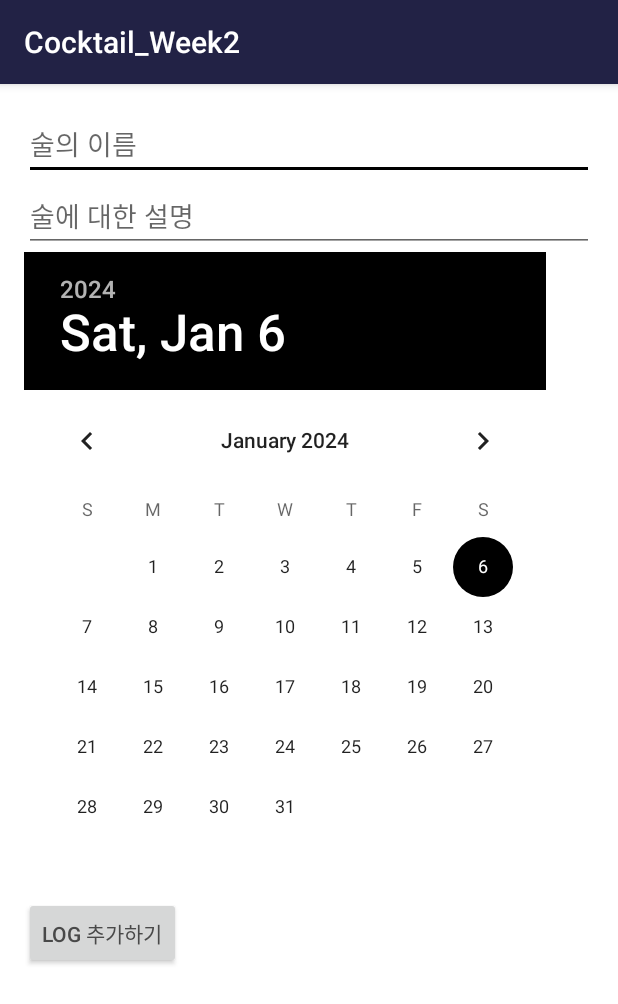
After one commit to blackcat417/MadcampWeek2, an Android app: the AddLogActivity screen opened directly, with no data from a screen before it, on a phone screen of 412 x 824 dp. The commit adds this screen. Shown: the top 1004 px of the screen. Run offline under Robolectric (Android 15) with nearby library versions, the phone set to English and light mode, and no system bars.

Commit message:
수정많이함

```diff
--- a/app/src/main/AndroidManifest.xml
+++ b/app/src/main/AndroidManifest.xml
@@ -28,6 +28,7 @@
         <activity android:name=".CockRecActivity" />
         <activity android:name=".MyCocktailActivity" />
         <activity android:name=".ListCocktailActivity" />
+        <activity android:name=".AddLogActivity" />
 
     </application>
     <uses-permission android:name="android.permission.INTERNET" />
--- /dev/null
+++ b/app/src/main/java/com/example/cocktail_week2/AddLogActivity.kt
@@ -0,0 +1,14 @@
+package com.example.cocktail_week2
+
+import android.os.Bundle
+import androidx.appcompat.app.AppCompatActivity
+
+class AddLogActivity : AppCompatActivity() {
+    override fun onCreate(savedInstanceState: Bundle?) {
+        super.onCreate(savedInstanceState)
+        setContentView(R.layout.activity_add_log)
+
+        // 여기에 사용자가 log를 추가할 수 있는 UI 구성 요소를 설정합니다.
+        // 예: EditText, DatePicker, Button 등
+    }
+}
--- a/app/src/main/java/com/example/cocktail_week2/RetroInterface.kt
+++ b/app/src/main/java/com/example/cocktail_week2/RetroInterface.kt
@@ -27,7 +27,7 @@ interface RetroInterface{
     fun allUser(): Call<ArrayList<User>>
 
     companion object { // static 처럼 공유객체로 사용가능함. 모든 인스턴스가 공유하는 객체로서 동작함.
-        private const val BASE_URL = "http://192.249.30.200:3800" //
+        private const val BASE_URL = "http://143.248.192.4:3800" //
 
         fun create(): RetroInterface {
             val gson : Gson = GsonBuilder().setLenient().create();
--- /dev/null
+++ b/app/src/main/res/layout/activity_add_log.xml
@@ -0,0 +1,37 @@
+<?xml version="1.0" encoding="utf-8"?>
+<LinearLayout xmlns:android="http://schemas.android.com/apk/res/android"
+    android:layout_width="match_parent"
+    android:layout_height="match_parent"
+    android:orientation="vertical"
+    android:padding="16dp">
+
+    <!-- 술의 이름을 입력하는 EditText -->
+    <EditText
+        android:id="@+id/editTextDrinkName"
+        android:layout_width="match_parent"
+        android:layout_height="wrap_content"
+        android:hint="술의 이름"
+        android:inputType="text"/>
+
+    <!-- 술에 대한 설명을 입력하는 EditText -->
+    <EditText
+        android:id="@+id/editTextDrinkDescription"
+        android:layout_width="match_parent"
+        android:layout_height="wrap_content"
+        android:hint="술에 대한 설명"
+        android:inputType="textImeMultiLine"/>
+
+    <!-- 날짜를 선택하는 DatePicker -->
+    <DatePicker
+        android:id="@+id/datePicker"
+        android:layout_width="wrap_content"
+        android:layout_height="wrap_content"/>
+
+    <!-- log를 추가하는 Button -->
+    <Button
+        android:id="@+id/buttonAddLog"
+        android:layout_width="wrap_content"
+        android:layout_height="wrap_content"
+        android:text="log 추가하기" />
+
+</LinearLayout>
```
Also changed, not shown: app/src/main/java/com/example/cocktail_week2/LogActivity.kt (+18 -0 lines), app/src/main/res/layout/activity_log.xml (+13 -1 lines).
